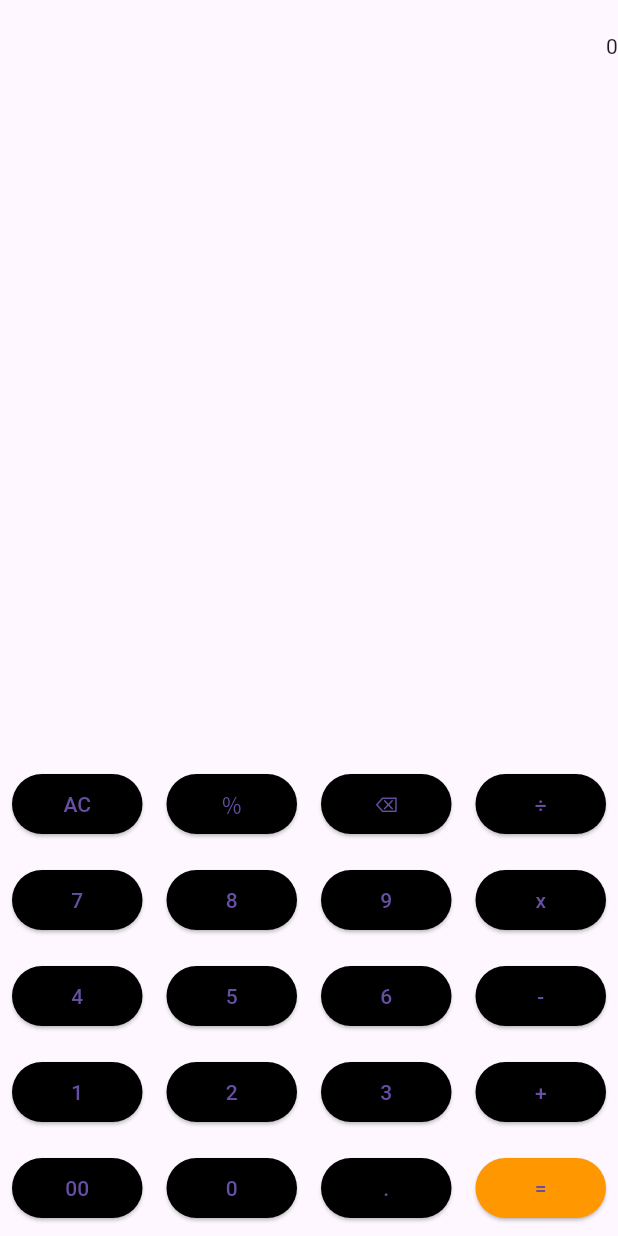
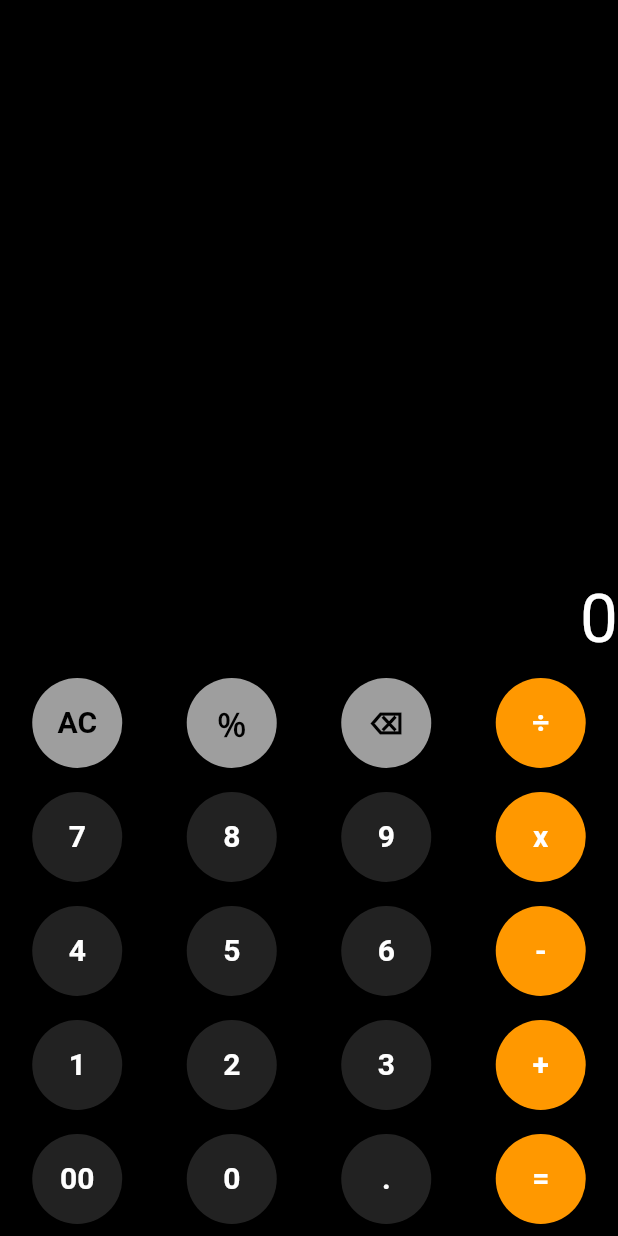
Before and after one commit to vishakap001/calculator, a Flutter app: the screen it shows after launch, after a tap on "AC", on a phone screen of 412 x 824 dp. Run offline on Flutter 3.47's test engine with Material 3 defaults, Android fonts, the phone set to English and light mode, and no system bars; our stand-ins replace math_expressions.

Commit message:
styledcalculater

```diff
--- a/lib/calc.dart
+++ b/lib/calc.dart
@@ -1,5 +1,5 @@
 import 'package:flutter/material.dart';
-import 'package:flutter/services.dart';
+
 import 'package:math_expressions/math_expressions.dart';
 
 class Calc extends StatefulWidget {
@@ -10,76 +10,89 @@ class Calc extends StatefulWidget {
 }
 
 class _CalcState extends State<Calc> {
-String input="";
+  String input = "";
 
-String output="0";
+  String output = "0";
 
-Widget button(String text){
+  Widget button(String text) {
     return Expanded(
       child: Padding(
         padding: const EdgeInsets.all(8.0),
-      child: ElevatedButton(onPressed: () {
+        child: ElevatedButton(
+          onPressed: () {
             buttonPressed(text);
-      }, child: Text(text),style: ElevatedButton.styleFrom(backgroundColor: text=="="?Colors.orange:Colors.black),),
+          },
+          child: Text(text,style: TextStyle(fontSize: 20,fontWeight: FontWeight.bold),),
+          style: ElevatedButton.styleFrom(
+            backgroundColor:
+                    text == "=" ||
+                    text == "+" ||
+                    text == "-" ||
+                    text == "x" ||
+                    text == "÷"
+                ? Colors.orange
+                :text=="AC"||text=="％"||text=="⌫"?Colors.grey:Color.fromRGBO(34, 34, 34, 1),
+            foregroundColor:text=="AC"||text=="％"||text=="⌫"?Colors.black: Colors.white,
+            fixedSize: Size(90, 60),
+            shape: CircleBorder(),
+
+          ),
+        ),
       ),
     );
   }
 
-String evaluatexp(String expression){
-  expression=expression.replaceAll("x", "*").replaceAll("÷", "/");
-  Parser p=Parser();
-  Expression exp=p.parse(expression);
-  ContextModel cm=ContextModel();
-  double result=exp.evaluate(EvaluationType.REAL, cm);
+  String evaluatexp(String expression) {
+    expression = expression.replaceAll("x", "*").replaceAll("÷", "/");
+    Parser p = Parser();
+    Expression exp = p.parse(expression);
+    ContextModel cm = ContextModel();
+    double result = exp.evaluate(EvaluationType.REAL, cm);
     return result.toString();
   }
 
-void buttonPressed(String value){
+  void buttonPressed(String value) {
     setState(() {
-  if(value=="AC"){
-    input="";
-    output="0";
+      if (value == "AC") {
+        input = "";
+        output = "0";
+      } else if (value == "⌫") {
+        input = input.isNotEmpty ? input.substring(0, input.length - 1) : "";
+      } else if (value == "=") {
+        try {
+          output = evaluatexp(input);
+        } catch (e) {
+          output = "error";
         }
-  else if(value=="⌫"){
-    input=input.isNotEmpty?input.substring(0,input.length-1):"";
+      } else {
+        input = input + value;
       }
-  else if (value=="="){
-try{
-  output=evaluatexp(input);
-}
-  catch(e){
-    output="error";
-  }}
-  else{
-    input=input+value;
-  }
-
     });
   }
 
   @override
-
   Widget build(BuildContext context) {
-    return Scaffold(
-      body:Column(
+    return Scaffold(backgroundColor: Colors.black,
+      body: Column(
         crossAxisAlignment: CrossAxisAlignment.end,
         mainAxisAlignment: MainAxisAlignment.end,
         children: [
           Expanded(
-            child: Container(alignment: Alignment.bottomRight,
-            child: Column(children: [
-              Text(input),
-              Text(output),          ],
-            ),),
+            child: Container(
+
+              child: Column(
+                mainAxisAlignment: MainAxisAlignment.end,
+                crossAxisAlignment: CrossAxisAlignment.end,
+                children: [Text(input,style: TextStyle(color: Colors.white,fontSize: 56),), Text(output,style: TextStyle(color: Colors.white,fontSize: 45))]),
             ),
-          Row(children: [button("AC"),button("％"),button("⌫"),button("÷"),],),
-          Row(children: [button("7"),button("8"),button("9"),button("x"),],),
-          Row(children: [button("4"),button("5"),button("6"),button("-")],),
-          Row(children: [button("1"),button("2"),button("3"),button("+")],),
-          Row(children: [button("00"),button("0"),button("."),button("=")],)
-
+          ),
+          Row(children: [button("AC"), button("％"), button("⌫"), button("÷")]),
+          Row(children: [button("7"), button("8"), button("9"), button("x")]),
+          Row(children: [button("4"), button("5"), button("6"), button("-")]),
+          Row(children: [button("1"), button("2"), button("3"), button("+")]),
+          Row(children: [button("00"), button("0"), button("."), button("=")]),
         ],
-      ) ,
+      ),
     );
   }
 }
```
Lines whose indentation alone changed are shown as unchanged.
